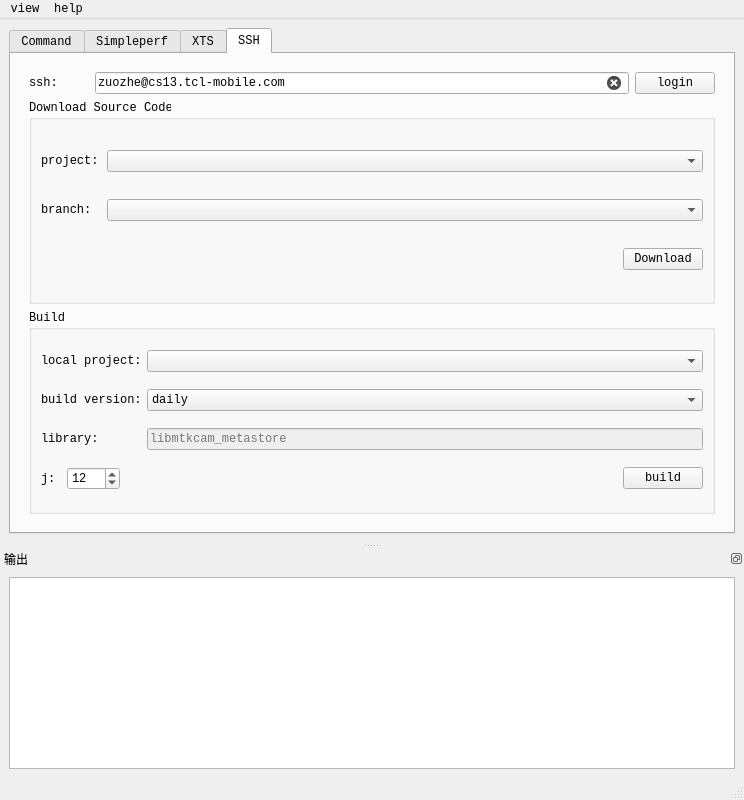
First picture: the form in mainwindow.ui, repository zuoVision/Qt, before the edit.
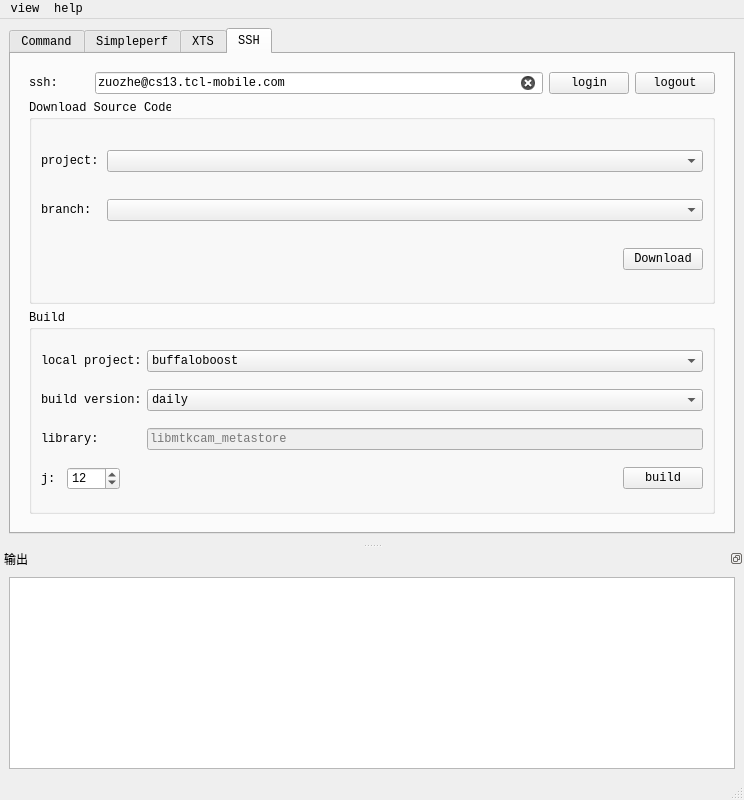
Second picture: the form after the edit.

Diff of the .ui file:
```diff
--- a/mainwindow.ui
+++ b/mainwindow.ui
@@ -2122,6 +2122,19 @@
                </property>
               </widget>
              </item>
+             <item>
+              <widget class="QPushButton" name="pushButton_logout">
+               <property name="sizePolicy">
+                <sizepolicy hsizetype="Fixed" vsizetype="Fixed">
+                 <horstretch>0</horstretch>
+                 <verstretch>0</verstretch>
+                </sizepolicy>
+               </property>
+               <property name="text">
+                <string>logout</string>
+               </property>
+              </widget>
+             </item>
             </layout>
            </item>
            <item row="1" column="0">
@@ -2233,7 +2246,23 @@
                  </widget>
                 </item>
                 <item>
-                 <widget class="QComboBox" name="comboBox_localproject"/>
+                 <widget class="QComboBox" name="comboBox_localproject">
+                  <item>
+                   <property name="text">
+                    <string>buffaloboost</string>
+                   </property>
+                  </item>
+                  <item>
+                   <property name="text">
+                    <string>BuffaloS</string>
+                   </property>
+                  </item>
+                  <item>
+                   <property name="text">
+                    <string>Challenger TMO</string>
+                   </property>
+                  </item>
+                 </widget>
                 </item>
                </layout>
               </item>
```
Left out of the diff: 6 changed lines with no effect on the pictures.
